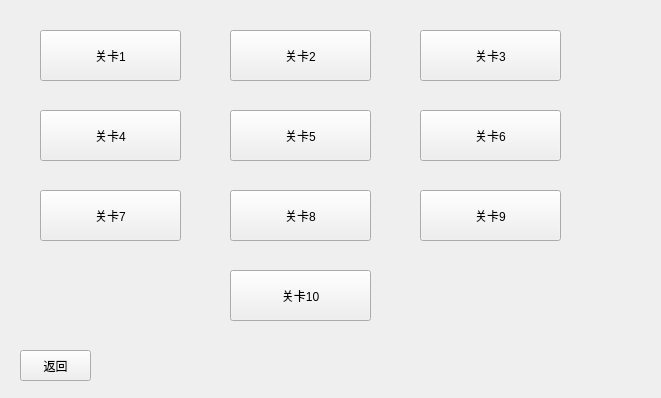
First picture: the form in qlevel.ui, repository CalciumArgon/SnakeGame, before the edit.
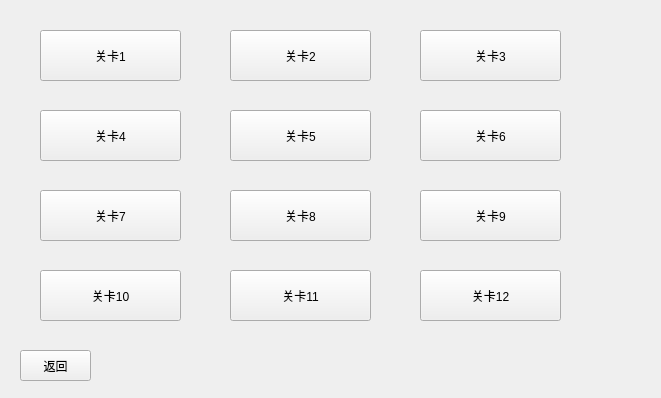
Second picture: the form after the edit.

Commit message: 扩展到12关

What changed in the file:
```diff
--- a/qlevel.ui
+++ b/qlevel.ui
@@ -133,7 +133,7 @@
   <widget class="QPushButton" name="btnLev10">
    <property name="geometry">
     <rect>
-     <x>230</x>
+     <x>40</x>
      <y>270</y>
      <width>141</width>
      <height>51</height>
@@ -156,6 +156,32 @@
     <string>关卡9</string>
    </property>
   </widget>
+  <widget class="QPushButton" name="btnLev11">
+   <property name="geometry">
+    <rect>
+     <x>230</x>
+     <y>270</y>
+     <width>141</width>
+     <height>51</height>
+    </rect>
+   </property>
+   <property name="text">
+    <string>关卡11</string>
+   </property>
+  </widget>
+  <widget class="QPushButton" name="btnLev12">
+   <property name="geometry">
+    <rect>
+     <x>420</x>
+     <y>270</y>
+     <width>141</width>
+     <height>51</height>
+    </rect>
+   </property>
+   <property name="text">
+    <string>关卡12</string>
+   </property>
+  </widget>
  </widget>
  <resources/>
  <connections>
```
The commit also changes 2 other files.
